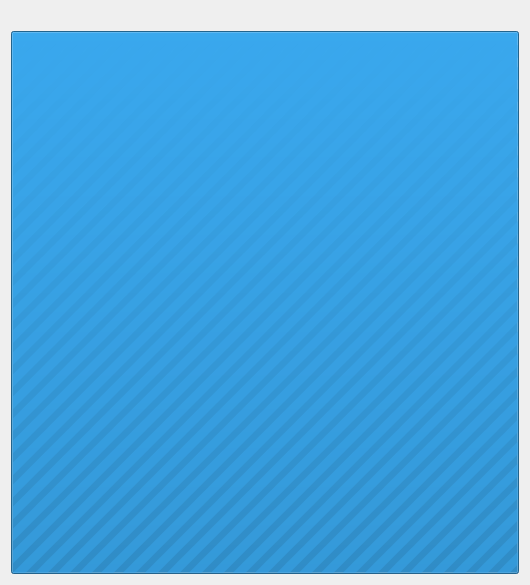
Before: the Qt Designer form printblockingdialog.ui in federicovalenso/clinicTicketsQueueClient, drawn with Qt 5.
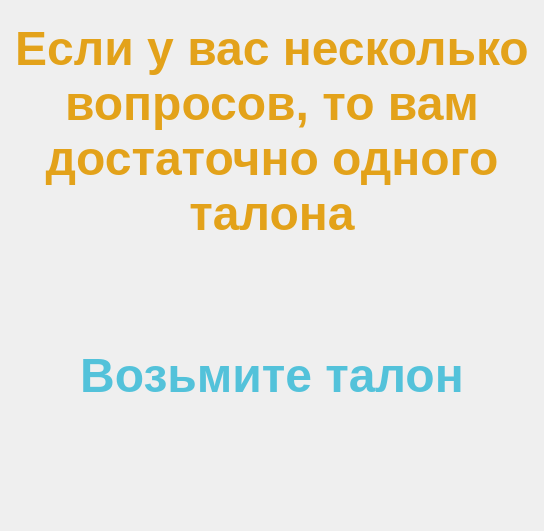
After: the same form once the commit is applied. Icons and pictures are not drawn.

What changed in the file:
```diff
--- a/printblockingdialog.ui
+++ b/printblockingdialog.ui
@@ -9,12 +9,12 @@
    <rect>
     <x>0</x>
     <y>0</y>
-    <width>530</width>
-    <height>585</height>
+    <width>544</width>
+    <height>531</height>
    </rect>
   </property>
   <property name="sizePolicy">
-   <sizepolicy hsizetype="Expanding" vsizetype="Expanding">
+   <sizepolicy hsizetype="Expanding" vsizetype="Minimum">
     <horstretch>0</horstretch>
     <verstretch>0</verstretch>
    </sizepolicy>
@@ -29,50 +29,203 @@
    <bool>true</bool>
   </property>
   <layout class="QVBoxLayout" name="verticalLayout">
+   <item>
+    <widget class="QLabel" name="labelMessage">
+     <property name="enabled">
+      <bool>true</bool>
+     </property>
+     <property name="sizePolicy">
+      <sizepolicy hsizetype="Expanding" vsizetype="Expanding">
+       <horstretch>0</horstretch>
+       <verstretch>0</verstretch>
+      </sizepolicy>
+     </property>
+     <property name="palette">
+      <palette>
+       <active>
+        <colorrole role="WindowText">
+         <brush brushstyle="SolidPattern">
+          <color alpha="255">
+           <red>227</red>
+           <green>162</green>
+           <blue>26</blue>
+          </color>
+         </brush>
+        </colorrole>
+       </active>
+       <inactive>
+        <colorrole role="WindowText">
+         <brush brushstyle="SolidPattern">
+          <color alpha="255">
+           <red>227</red>
+           <green>162</green>
+           <blue>26</blue>
+          </color>
+         </brush>
+        </colorrole>
+       </inactive>
+       <disabled>
+        <colorrole role="WindowText">
+         <brush brushstyle="SolidPattern">
+          <color alpha="96">
+           <red>164</red>
+           <green>166</green>
+           <blue>168</blue>
+          </color>
+         </brush>
+        </colorrole>
+       </disabled>
+      </palette>
+     </property>
+     <property name="font">
+      <font>
+       <pointsize>36</pointsize>
+       <weight>75</weight>
+       <bold>true</bold>
+      </font>
+     </property>
+     <property name="cursor">
+      <cursorShape>ArrowCursor</cursorShape>
+     </property>
+     <property name="text">
+      <string>Если у вас несколько вопросов, то вам достаточно одного талона</string>
+     </property>
+     <property name="scaledContents">
+      <bool>true</bool>
+     </property>
+     <property name="alignment">
+      <set>Qt::AlignCenter</set>
+     </property>
+     <property name="wordWrap">
+      <bool>true</bool>
+     </property>
+    </widget>
+   </item>
    <item>
     <widget class="QLabel" name="label">
-     <property name="enabled">
-      <bool>true</bool>
-     </property>
-     <property name="frameShape">
-      <enum>QFrame::NoFrame</enum>
-     </property>
-     <property name="frameShadow">
-      <enum>QFrame::Plain</enum>
-     </property>
-     <property name="lineWidth">
-      <number>1</number>
-     </property>
-     <property name="text">
-      <string/>
-     </property>
-     <property name="pixmap">
-      <pixmap resource="res.qrc">:/icons/icons/printing-tool.svg</pixmap>
-     </property>
-     <property name="scaledContents">
-      <bool>true</bool>
-     </property>
-    </widget>
-   </item>
-   <item>
-    <widget class="QProgressBar" name="progressBar">
-     <property name="enabled">
-      <bool>true</bool>
-     </property>
      <property name="sizePolicy">
       <sizepolicy hsizetype="Expanding" vsizetype="Expanding">
        <horstretch>0</horstretch>
        <verstretch>0</verstretch>
       </sizepolicy>
      </property>
-     <property name="maximum">
-      <number>0</number>
+     <property name="palette">
+      <palette>
+       <active>
+        <colorrole role="WindowText">
+         <brush brushstyle="SolidPattern">
+          <color alpha="166">
+           <red>0</red>
+           <green>171</green>
+           <blue>208</blue>
+          </color>
+         </brush>
+        </colorrole>
+       </active>
+       <inactive>
+        <colorrole role="WindowText">
+         <brush brushstyle="SolidPattern">
+          <color alpha="166">
+           <red>0</red>
+           <green>171</green>
+           <blue>208</blue>
+          </color>
+         </brush>
+        </colorrole>
+       </inactive>
+       <disabled>
+        <colorrole role="WindowText">
+         <brush brushstyle="SolidPattern">
+          <color alpha="96">
+           <red>164</red>
+           <green>166</green>
+           <blue>168</blue>
+          </color>
+         </brush>
+        </colorrole>
+       </disabled>
+      </palette>
      </property>
-     <property name="value">
-      <number>-1</number>
+     <property name="font">
+      <font>
+       <pointsize>36</pointsize>
+       <weight>75</weight>
+       <italic>false</italic>
+       <bold>true</bold>
+      </font>
+     </property>
+     <property name="text">
+      <string>Возьмите талон</string>
+     </property>
+     <property name="scaledContents">
+      <bool>true</bool>
+     </property>
+     <property name="alignment">
+      <set>Qt::AlignCenter</set>
      </property>
     </widget>
    </item>
+   <item>
+    <layout class="QHBoxLayout" name="horizontalLayout">
+     <item>
+      <spacer name="horizontalSpacer">
+       <property name="orientation">
+        <enum>Qt::Horizontal</enum>
+       </property>
+       <property name="sizeType">
+        <enum>QSizePolicy::Maximum</enum>
+       </property>
+       <property name="sizeHint" stdset="0">
+        <size>
+         <width>40</width>
+         <height>20</height>
+        </size>
+       </property>
+      </spacer>
+     </item>
+     <item>
+      <widget class="QLabel" name="label_2">
+       <property name="sizePolicy">
+        <sizepolicy hsizetype="Minimum" vsizetype="Minimum">
+         <horstretch>0</horstretch>
+         <verstretch>0</verstretch>
+        </sizepolicy>
+       </property>
+       <property name="maximumSize">
+        <size>
+         <width>200</width>
+         <height>200</height>
+        </size>
+       </property>
+       <property name="text">
+        <string/>
+       </property>
+       <property name="pixmap">
+        <pixmap resource="res.qrc">:/icons/icons/arrow-pointing-down.svg</pixmap>
+       </property>
+       <property name="scaledContents">
+        <bool>true</bool>
+       </property>
+      </widget>
+     </item>
+     <item>
+      <spacer name="horizontalSpacer_2">
+       <property name="orientation">
+        <enum>Qt::Horizontal</enum>
+       </property>
+       <property name="sizeType">
+        <enum>QSizePolicy::Maximum</enum>
+       </property>
+       <property name="sizeHint" stdset="0">
+        <size>
+         <width>40</width>
+         <height>20</height>
+        </size>
+       </property>
+      </spacer>
+     </item>
+    </layout>
+   </item>
   </layout>
  </widget>
  <resources>
```
Left out of the diff: 5 changed lines with no effect on the pictures.
